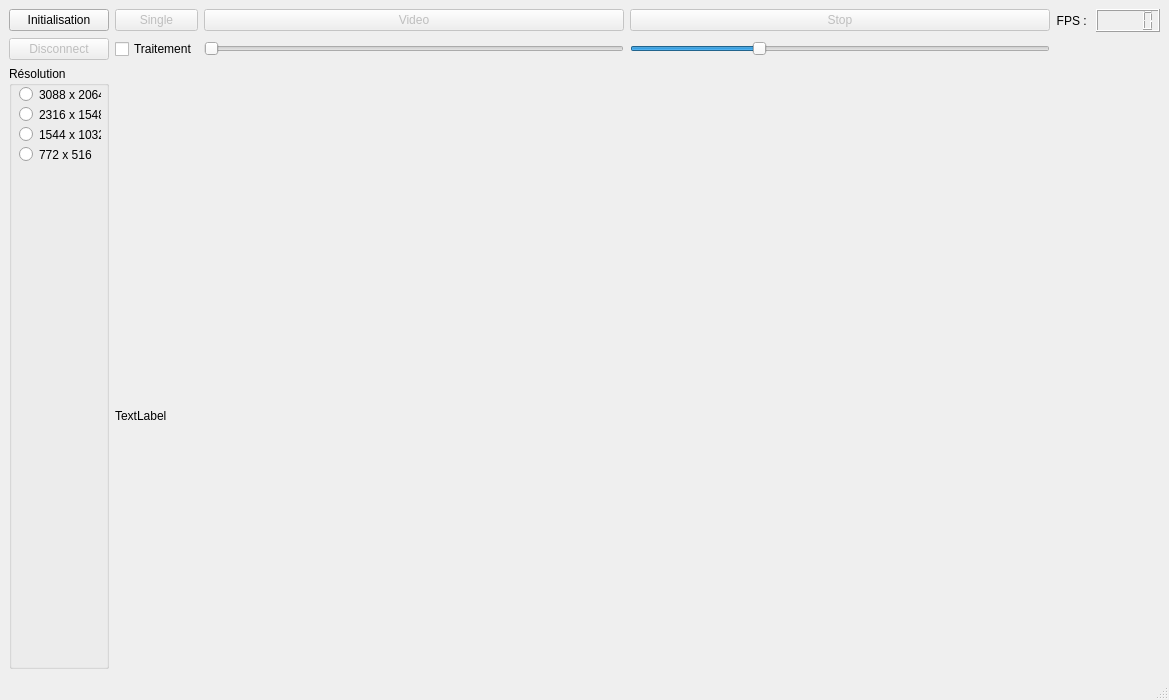
Qt form mainwindow.ui (Lotheas/PFE-Vision) before a commit.
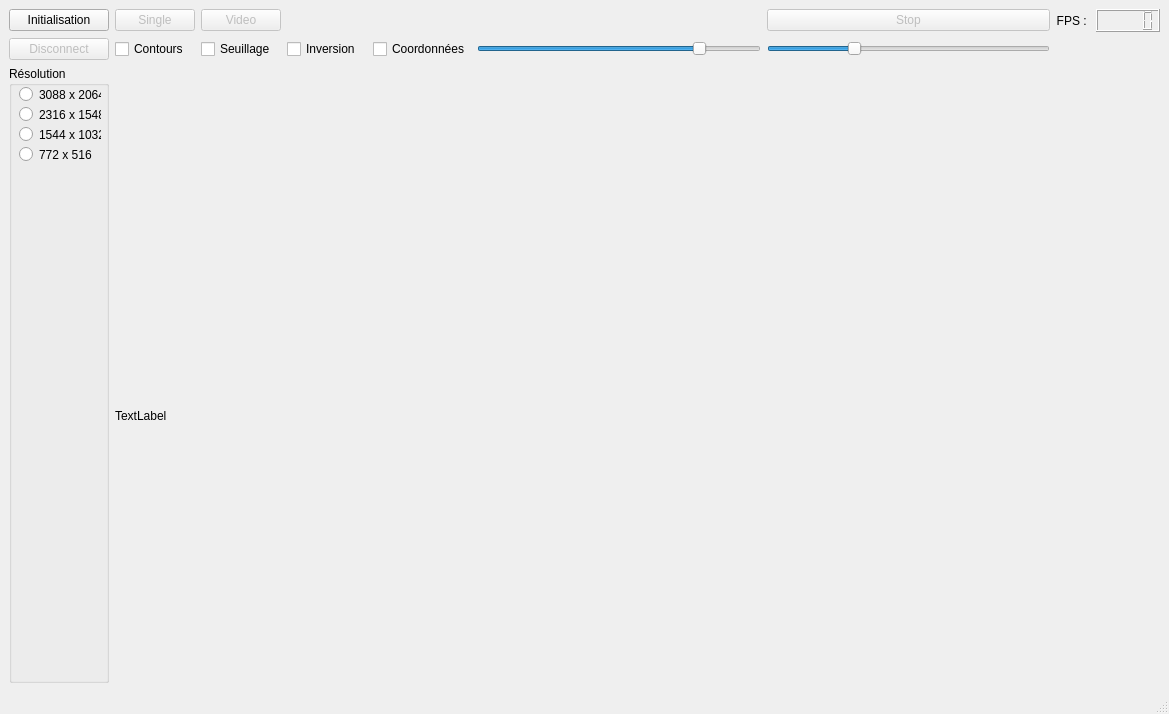
The same form after that commit.

```diff
--- a/mainwindow.ui
+++ b/mainwindow.ui
@@ -7,7 +7,7 @@
     <x>0</x>
     <y>0</y>
     <width>1169</width>
-    <height>700</height>
+    <height>714</height>
    </rect>
   </property>
   <property name="minimumSize">
@@ -21,17 +21,43 @@
   </property>
   <widget class="QWidget" name="centralwidget">
    <layout class="QGridLayout" name="gridLayout">
-    <item row="0" column="5">
+    <item row="1" column="7">
+     <widget class="QSlider" name="slider_ts">
+      <property name="minimum">
+       <number>1</number>
+      </property>
+      <property name="maximum">
+       <number>100</number>
+      </property>
+      <property name="pageStep">
+       <number>5</number>
+      </property>
+      <property name="sliderPosition">
+       <number>80</number>
+      </property>
+      <property name="orientation">
+       <enum>Qt::Horizontal</enum>
+      </property>
+     </widget>
+    </item>
+    <item row="0" column="10">
      <widget class="QLCDNumber" name="lcd_fps"/>
     </item>
-    <item row="0" column="0">
-     <widget class="QPushButton" name="btn_init">
+    <item row="1" column="6">
+     <widget class="QCheckBox" name="checkBox_coord">
       <property name="text">
-       <string>Initialisation</string>
+       <string>Coordonnées</string>
       </property>
      </widget>
     </item>
-    <item row="0" column="4">
+    <item row="1" column="4">
+     <widget class="QCheckBox" name="checkBox_inversion">
+      <property name="text">
+       <string>Inversion</string>
+      </property>
+     </widget>
+    </item>
+    <item row="0" column="9">
      <widget class="QLabel" name="lbl_fps">
       <property name="layoutDirection">
        <enum>Qt::LeftToRight</enum>
@@ -44,7 +70,33 @@
       </property>
      </widget>
     </item>
-    <item row="0" column="1">
+    <item row="2" column="2" colspan="9">
+     <widget class="QLabel" name="lbl_img">
+      <property name="minimumSize">
+       <size>
+        <width>700</width>
+        <height>700</height>
+       </size>
+      </property>
+      <property name="frameShape">
+       <enum>QFrame::NoFrame</enum>
+      </property>
+      <property name="lineWidth">
+       <number>3</number>
+      </property>
+      <property name="text">
+       <string>TextLabel</string>
+      </property>
+     </widget>
+    </item>
+    <item row="0" column="0">
+     <widget class="QPushButton" name="btn_init">
+      <property name="text">
+       <string>Initialisation</string>
+      </property>
+     </widget>
+    </item>
+    <item row="0" column="2">
      <widget class="QPushButton" name="btn_single">
       <property name="enabled">
        <bool>false</bool>
@@ -54,17 +106,17 @@
       </property>
      </widget>
     </item>
-    <item row="0" column="2">
-     <widget class="QPushButton" name="btn_video">
+    <item row="1" column="0">
+     <widget class="QPushButton" name="btn_disconnect">
       <property name="enabled">
        <bool>false</bool>
       </property>
       <property name="text">
-       <string>Video</string>
+       <string>Disconnect</string>
       </property>
      </widget>
     </item>
-    <item row="0" column="3">
+    <item row="0" column="8">
      <widget class="QPushButton" name="btn_stop">
       <property name="enabled">
        <bool>false</bool>
@@ -74,6 +126,25 @@
       </property>
      </widget>
     </item>
+    <item row="1" column="8">
+     <widget class="QSlider" name="slider_ratio">
+      <property name="minimum">
+       <number>0</number>
+      </property>
+      <property name="maximum">
+       <number>10</number>
+      </property>
+      <property name="pageStep">
+       <number>1</number>
+      </property>
+      <property name="value">
+       <number>3</number>
+      </property>
+      <property name="orientation">
+       <enum>Qt::Horizontal</enum>
+      </property>
+     </widget>
+    </item>
     <item row="2" column="0">
      <widget class="QGroupBox" name="groupBox_resolution">
       <property name="minimumSize">
@@ -139,65 +210,27 @@
       </widget>
      </widget>
     </item>
-    <item row="1" column="0">
-     <widget class="QPushButton" name="btn_disconnect">
-      <property name="enabled">
-       <bool>false</bool>
-      </property>
-      <property name="text">
-       <string>Disconnect</string>
-      </property>
-     </widget>
-    </item>
-    <item row="2" column="1" colspan="5">
-     <widget class="QLabel" name="lbl_img">
-      <property name="minimumSize">
-       <size>
-        <width>700</width>
-        <height>700</height>
-       </size>
-      </property>
-      <property name="text">
-       <string>TextLabel</string>
-      </property>
-     </widget>
-    </item>
-    <item row="1" column="1">
-     <widget class="QCheckBox" name="checkBox_traitement">
-      <property name="text">
-       <string>Traitement</string>
-      </property>
-     </widget>
-    </item>
     <item row="1" column="2">
-     <widget class="QSlider" name="slider_ts">
-      <property name="maximum">
-       <number>100</number>
-      </property>
-      <property name="pageStep">
-       <number>5</number>
-      </property>
-      <property name="orientation">
-       <enum>Qt::Horizontal</enum>
+     <widget class="QCheckBox" name="checkBox_contours">
+      <property name="text">
+       <string>Contours</string>
       </property>
      </widget>
     </item>
     <item row="1" column="3">
-     <widget class="QSlider" name="slider_ratio">
-      <property name="minimum">
-       <number>0</number>
+     <widget class="QCheckBox" name="checkBox_seuillage">
+      <property name="text">
+       <string>Seuillage</string>
       </property>
-      <property name="maximum">
-       <number>10</number>
+     </widget>
+    </item>
+    <item row="0" column="3">
+     <widget class="QPushButton" name="btn_video">
+      <property name="enabled">
+       <bool>false</bool>
       </property>
-      <property name="pageStep">
-       <number>1</number>
-      </property>
-      <property name="value">
-       <number>3</number>
-      </property>
-      <property name="orientation">
-       <enum>Qt::Horizontal</enum>
+      <property name="text">
+       <string>Video</string>
       </property>
      </widget>
     </item>
```
Left out of the diff: 3 changed lines with no effect on the pictures.
